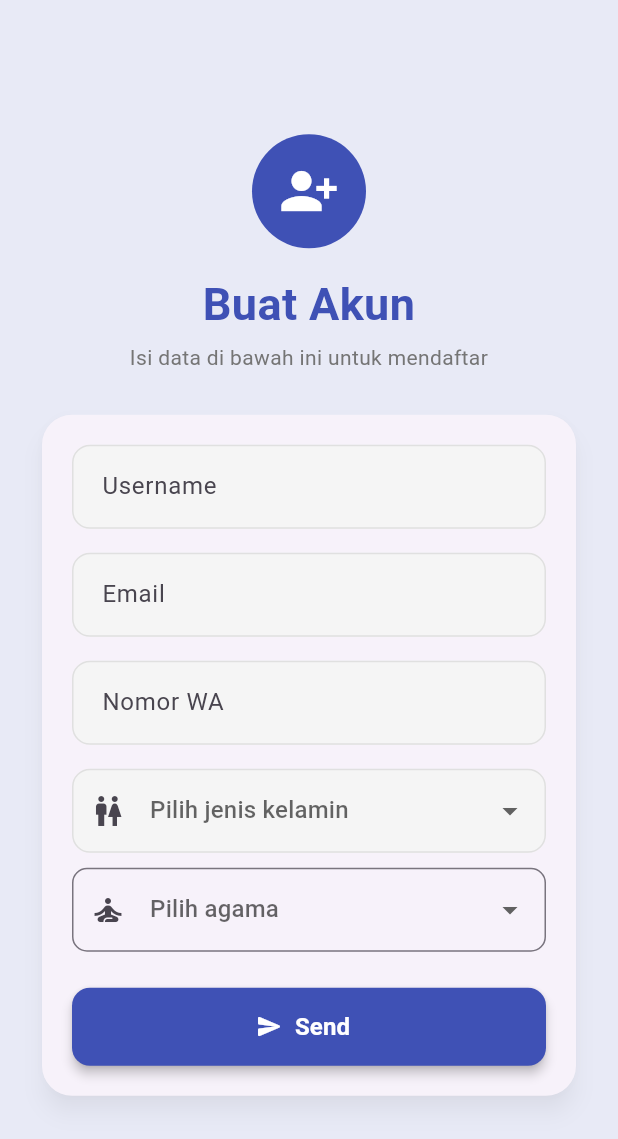
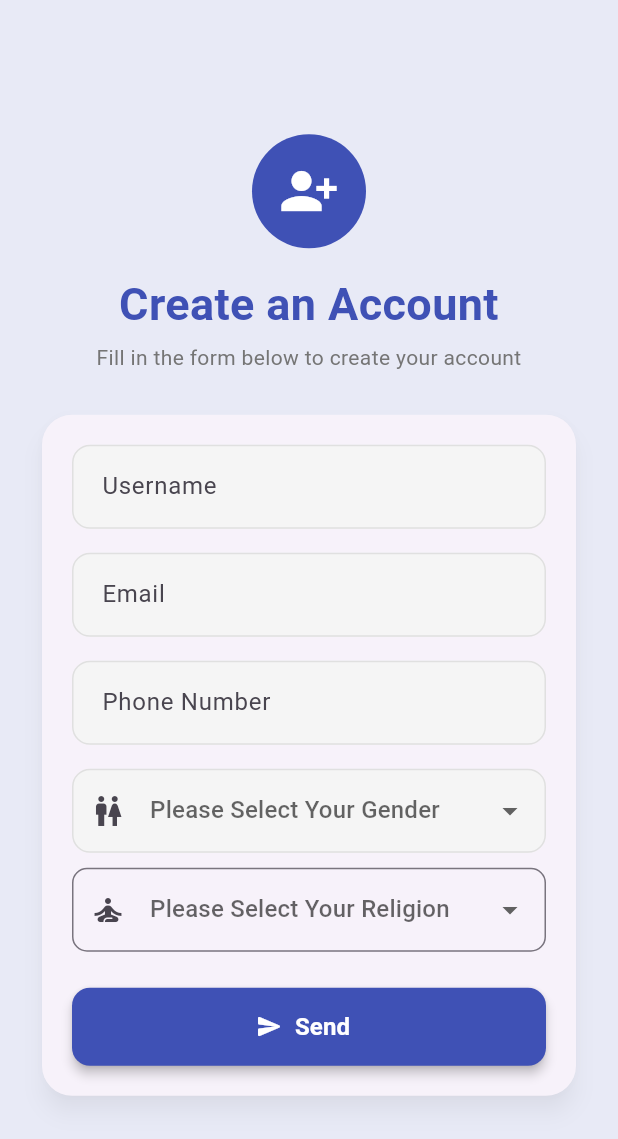
Before and after one commit to raymndusArya/projectFlutter-1, a Flutter app: the screen it shows after launch, on a phone screen of 412 x 824 dp. Shown: the top 1139 px of the screen. Run offline on Flutter 3.47's test engine with Material 3 defaults, Android fonts, the phone set to English and light mode, and no system bars; our stand-ins replace get.

Commit message:
mengubah bahasa indonesia ke bahasa inggris

```diff
--- a/lib/controllers/registration_controller.dart
+++ b/lib/controllers/registration_controller.dart
@@ -9,10 +9,10 @@ class RegistrationController extends GetxController {
     final agama = RxnString();
     final daftarAgama = [
       "Islam",
-      "Kristen",
-      "Katolik",
+      "Christianity",
+      "Catholic",
       "Hindu",
-      "Budha",
-      "Konghucu",
+      "Buddhism",
+      "Confucianism",
     ];
 }
--- a/lib/pages/confirm_registration_page.dart
+++ b/lib/pages/confirm_registration_page.dart
@@ -46,7 +46,7 @@ class ConfirmRegistrationPage extends StatelessWidget {
           crossAxisAlignment: CrossAxisAlignment.start,
           children: [
             Text(
-              "Data Pendaftaran",
+              "Registration Data",
               style: TextStyle(
                 fontSize: 24,
                 fontWeight: FontWeight.bold,
@@ -55,7 +55,7 @@ class ConfirmRegistrationPage extends StatelessWidget {
             ),
             SizedBox(height: 4),
             Text(
-              "Pastikan data kamu sudah benar",
+              "Please make sure your data is correct before proceeding.",
               style: TextStyle(color: Colors.grey),
             ),
             SizedBox(height: 16),
@@ -73,11 +73,11 @@ class ConfirmRegistrationPage extends StatelessWidget {
                   Divider(),
                   baris(Icons.email, "Email", controller.email),
                   Divider(),
-                  baris(Icons.phone, "No. WA", controller.no_wa),
+                  baris(Icons.phone, "Phone Number", controller.no_wa),
                   Divider(),
-                  baris(Icons.wc, "Jenis Kelamin", controller.jenis_kelamin),
+                  baris(Icons.wc, "Gender", controller.jenis_kelamin),
                   Divider(),
-                  baris(Icons.self_improvement, "Agama", controller.agama),
+                  baris(Icons.self_improvement, "Religion", controller.agama),
                 ],
               ),
             ),
@@ -93,7 +93,7 @@ class ConfirmRegistrationPage extends StatelessWidget {
                 onPressed: () {
                   Get.back();
                 },
-                child: Text("ok"),
+                child: Text("OK"),
               ),
             ),
           ],
--- a/lib/pages/registration_page.dart
+++ b/lib/pages/registration_page.dart
@@ -37,7 +37,7 @@ class RegistrationPage extends StatelessWidget {
                 ),
                 const SizedBox(height: 16),
                 const Text(
-                  "Buat Akun",
+                  "Create an Account",
                   textAlign: TextAlign.center,
                   style: TextStyle(
                     fontSize: 30,
@@ -47,7 +47,7 @@ class RegistrationPage extends StatelessWidget {
                 ),
                 const SizedBox(height: 4),
                 Text(
-                  "Isi data di bawah ini untuk mendaftar",
+                  "Fill in the form below to create your account",
                   textAlign: TextAlign.center,
                   style: TextStyle(fontSize: 14, color: Colors.grey.shade600),
                 ),
@@ -76,7 +76,7 @@ class RegistrationPage extends StatelessWidget {
                         ),
                         const SizedBox(height: 16),
                         CustomTextfield(
-                          myHint: "Nomor WA",
+                          myHint: "Phone Number",
                           txtController: txtNoWa,
                           isNumber: true,
                         ),
@@ -85,7 +85,7 @@ class RegistrationPage extends StatelessWidget {
                           () => DropdownButtonFormField<String>(
                             value: controller.jenisKelamin.value,
                             isExpanded: true,
-                            hint: const Text("Pilih jenis kelamin"),
+                            hint: const Text("Please Select Your Gender"),
                             decoration: InputDecoration(
                               prefixIcon: const Icon(Icons.wc_outlined),
                               filled: true,
@@ -125,7 +125,7 @@ class RegistrationPage extends StatelessWidget {
                         Obx(
                           () => DropdownButtonFormField<String>(
                             value: controller.agama.value,
-                            hint: Text("Pilih agama"),
+                            hint: Text("Please Select Your Religion"),
                             isExpanded: true,
                             decoration: InputDecoration(
                               prefixIcon: Icon(Icons.self_improvement),
```
